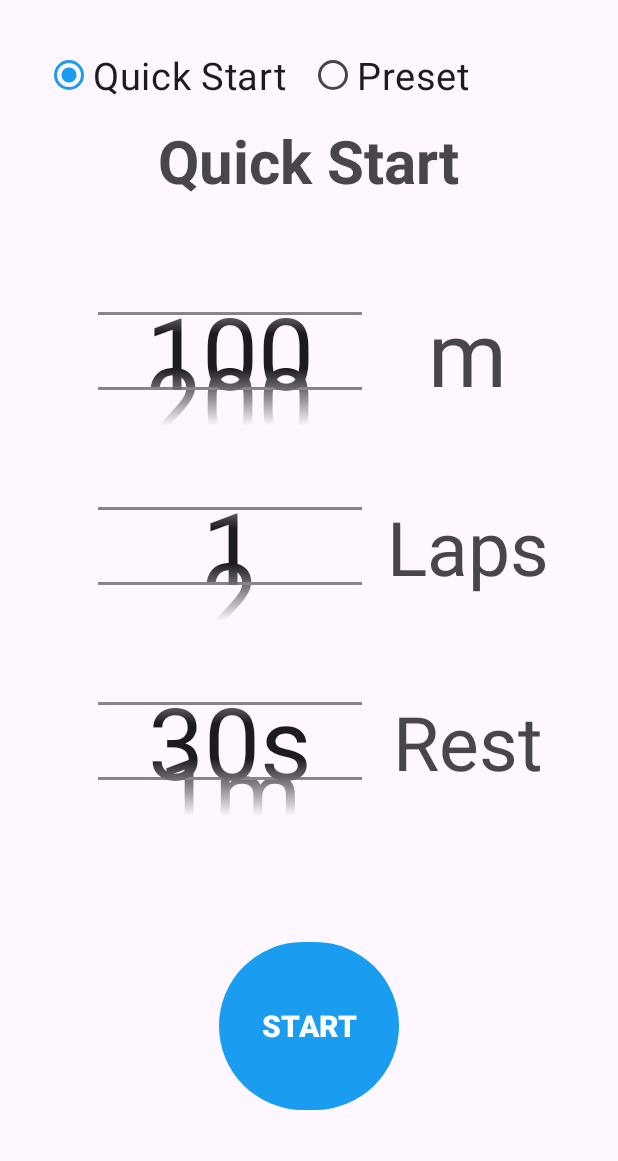
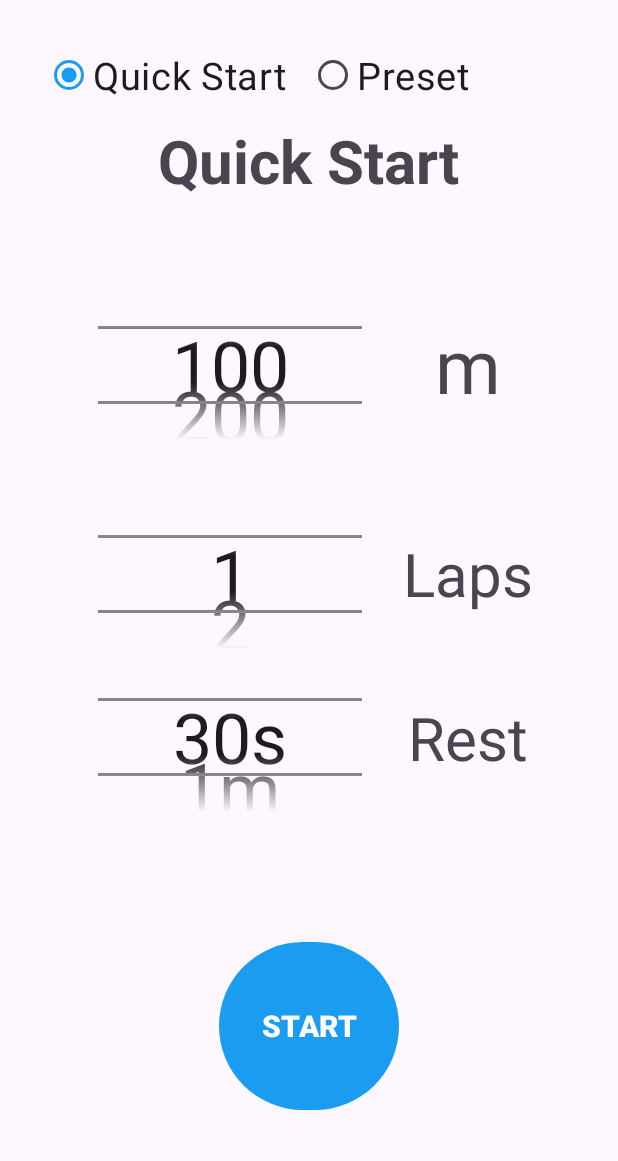
Before and after one commit to skyfall0119/TrackRunning, an Android app: the screen it shows after launch (MainActivity), on a phone screen of 412 x 824 dp, the part 75-1236 px from its top. Run offline under Robolectric (Android 15) with nearby library versions, the phone set to English and light mode, and no system bars; our stand-ins replace AdMob, Room's generated code.

Commit message:
bug fixes. bottom banner ad

```diff
--- a/app/src/main/java/com/jaykim/trackrunning/MainActivity.kt
+++ b/app/src/main/java/com/jaykim/trackrunning/MainActivity.kt
@@ -16,6 +16,9 @@ import androidx.core.view.GravityCompat
 import androidx.drawerlayout.widget.DrawerLayout
 import androidx.fragment.app.Fragment
 import androidx.preference.PreferenceManager
+import com.google.android.gms.ads.AdRequest
+import com.google.android.gms.ads.AdView
+import com.google.android.gms.ads.MobileAds
 import com.google.android.material.navigation.NavigationView
 import com.jaykim.trackrunning.databinding.ActivityMainBinding
 import java.util.Locale
@@ -36,11 +39,21 @@ class MainActivity : AppCompatActivity(), NavigationView.OnNavigationItemSelecte
 
 
         initNav(savedInstanceState)
+        initAd()
+
 
 
 
     }
 
+    private fun initAd() {
+        MobileAds.initialize(this) {}
+        val mAdView = findViewById<AdView>(R.id.ad_banner)
+        val adRequest = AdRequest.Builder().build()
+        mAdView.loadAd(adRequest)
+
+
+    }
 
 
     private fun initNav(savedInstanceState: Bundle?) {
@@ -118,15 +131,21 @@ class MainActivity : AppCompatActivity(), NavigationView.OnNavigationItemSelecte
             drawerLayout.closeDrawer(GravityCompat.START)
         }
         else {
-            if (isBackPressedOnce + 1500 > System.currentTimeMillis()){
+
+            if (supportFragmentManager.backStackEntryCount == 0){
+                if (isBackPressedOnce + 1500 > System.currentTimeMillis()){
+                    onBackPressedDispatcher.onBackPressed()
+                    finish()
+                }
+                else{
+                    Toast.makeText(applicationContext, getString(R.string.main_exit), Toast.LENGTH_SHORT).show()
+                }
+            }
+            else{
                 onBackPressedDispatcher.onBackPressed()
-                finish()
             }
 
-            else{
-                Toast.makeText(applicationContext, getString(R.string.main_exit), Toast.LENGTH_SHORT).show()
 
-            }
             isBackPressedOnce = System.currentTimeMillis()
 
 
--- a/app/src/main/java/com/jaykim/trackrunning/RunningFragment.kt
+++ b/app/src/main/java/com/jaykim/trackrunning/RunningFragment.kt
@@ -105,7 +105,7 @@ class RunningFragment : Fragment() {
         npDistance.maxValue = npItemDist.size-1
         npDistance.displayedValues = npItemDist
         npDistance.wrapSelectorWheel = false
-        npDistance.textSize = 100f
+        npDistance.textSize = 70f
         npDistance.descendantFocusability = NumberPicker.FOCUS_BLOCK_DESCENDANTS
         npDistance.isVerticalFadingEdgeEnabled = true
 
@@ -114,7 +114,7 @@ class RunningFragment : Fragment() {
         npLaps.minValue = 1
         npLaps.maxValue = 15
         npLaps.wrapSelectorWheel = false
-        npLaps.textSize = 100f
+        npLaps.textSize = 70f
         npLaps.descendantFocusability = NumberPicker.FOCUS_BLOCK_DESCENDANTS
 
         //numberpicker rest items
@@ -122,7 +122,7 @@ class RunningFragment : Fragment() {
         npRest.maxValue = npItemRest.size-1
         npRest.displayedValues = npItemRest
         npRest.wrapSelectorWheel = false
-        npRest.textSize = 100f
+        npRest.textSize = 70f
         npRest.descendantFocusability = NumberPicker.FOCUS_BLOCK_DESCENDANTS
 
     }
--- a/app/src/main/res/layout/activity_main.xml
+++ b/app/src/main/res/layout/activity_main.xml
@@ -25,8 +25,20 @@
 
         <FrameLayout
             android:layout_width="match_parent"
-            android:layout_height="match_parent"
+            android:layout_height="fill_parent"
+            android:layout_weight="1"
             android:id="@+id/fragment_container"/>
+
+        <com.google.android.gms.ads.AdView
+            android:id="@+id/ad_banner"
+            android:layout_width="match_parent"
+            android:layout_height="wrap_content"
+            app:adSize="BANNER"
+            app:adUnitId="@string/ad_test"
+
+            />
+
+
 
     </LinearLayout>
 
--- a/app/src/main/res/layout/fragment_help.xml
+++ b/app/src/main/res/layout/fragment_help.xml
@@ -11,14 +11,14 @@
         android:layout_width="wrap_content"
         android:layout_height="wrap_content"
         android:orientation="horizontal"
-        app:layout_constraintGuide_percent="0.20" />
+        app:layout_constraintGuide_percent="0.3" />
 
     <androidx.constraintlayout.widget.Guideline
         android:id="@+id/guideline2"
         android:layout_width="wrap_content"
         android:layout_height="wrap_content"
         android:orientation="horizontal"
-        app:layout_constraintGuide_percent="0.50" />
+        app:layout_constraintGuide_percent="0.6" />
 
 
     <androidx.constraintlayout.widget.Guideline
@@ -26,7 +26,7 @@
         android:layout_width="wrap_content"
         android:layout_height="wrap_content"
         android:orientation="horizontal"
-        app:layout_constraintGuide_percent="0.85" />
+        app:layout_constraintGuide_percent="0.88" />
 
     <androidx.constraintlayout.widget.Guideline
         android:id="@+id/guideline4"
--- a/app/src/main/res/layout/fragment_running.xml
+++ b/app/src/main/res/layout/fragment_running.xml
@@ -14,6 +14,7 @@
         app:layout_constraintTop_toTopOf="parent"
         app:layout_constraintLeft_toLeftOf="parent"
         app:layout_constraintRight_toRightOf="parent"
+        app:layout_constraintBottom_toTopOf="@id/tv_radio_title"
         android:orientation="horizontal"
         android:gravity="center"
         android:layout_marginHorizontal="30dp"
@@ -53,6 +54,7 @@
         app:layout_constraintTop_toBottomOf="@id/radiogroup_running"
         app:layout_constraintLeft_toLeftOf="parent"
         app:layout_constraintRight_toRightOf="parent"
+        app:layout_constraintBottom_toTopOf="@id/frame_running"
         />
 
 
@@ -82,6 +84,7 @@
                 app:layout_constraintLeft_toLeftOf="@id/guideline_qs1"
                 app:layout_constraintRight_toRightOf="@id/guideline_qs2"
                 app:layout_constraintTop_toTopOf="parent"
+                app:layout_constraintBottom_toTopOf="@id/qs_np_laps"
                 android:layout_marginTop="30dp"
                 android:fadingEdge="vertical"
                 />
@@ -93,6 +96,7 @@
                 app:layout_constraintLeft_toLeftOf="@id/guideline_qs1"
                 app:layout_constraintRight_toRightOf="@id/guideline_qs2"
                 app:layout_constraintTop_toBottomOf="@id/qs_np_distance"
+                app:layout_constraintBottom_toTopOf="@id/qs_np_rest"
                android:layout_marginTop="30dp"
                 />
 
@@ -103,7 +107,8 @@
                 app:layout_constraintLeft_toLeftOf="@id/guideline_qs1"
                 app:layout_constraintRight_toRightOf="@id/guideline_qs2"
                 app:layout_constraintTop_toBottomOf="@id/qs_np_laps"
-                android:layout_marginTop="30dp"
+                app:layout_constraintBottom_toBottomOf="parent"
+                android:layout_marginBottom="23dp"
                 />
 
 
@@ -112,7 +117,7 @@
                 android:layout_width="wrap_content"
                 android:layout_height="wrap_content"
                 android:text="@string/running_meter"
-                android:textSize="60sp"
+                android:textSize="50sp"
                 app:layout_constraintBottom_toBottomOf="@+id/qs_np_distance"
                 app:layout_constraintLeft_toRightOf="@+id/guideline_qs2"
                 app:layout_constraintRight_toRightOf="parent"
@@ -124,7 +129,7 @@
                 android:layout_width="wrap_content"
                 android:layout_height="wrap_content"
                 android:text="@string/running_laps"
-                android:textSize="50sp"
+                android:textSize="40sp"
                 app:layout_constraintTop_toTopOf="@id/qs_np_laps"
                 app:layout_constraintBottom_toBottomOf="@id/qs_np_laps"
                 app:layout_constraintLeft_toRightOf="@id/guideline_qs2"
@@ -137,7 +142,7 @@
                 android:layout_width="wrap_content"
                 android:layout_height="wrap_content"
                 android:text="@string/running_rest"
-                android:textSize="50sp"
+                android:textSize="40sp"
                 app:layout_constraintTop_toTopOf="@+id/qs_np_rest"
                 app:layout_constraintBottom_toBottomOf="@id/qs_np_rest"
                 app:layout_constraintLeft_toRightOf="@id/guideline_qs2"
@@ -189,6 +194,7 @@
         app:layout_constraintBottom_toBottomOf="parent"
         app:layout_constraintLeft_toLeftOf="parent"
         app:layout_constraintRight_toRightOf="parent"
+        app:layout_constraintTop_toBottomOf="@id/frame_running"
         android:layout_marginBottom="30dp"
         />
 
--- a/app/src/main/res/values/strings.xml
+++ b/app/src/main/res/values/strings.xml
@@ -12,7 +12,7 @@
     <string name="help_email">jaykim.coding@gmail.com</string>
     <string name="help_inquiry">For any inquiry, email</string>
     <string name="menu_preset_exp">Customize your own run routine. \nAdd run distance and rest time.\nDelete the item by swapping to left.\nDrag and move the item by holding.</string>
-    <string name="help_running_exp">"You can easily run simple repeats with Quick Start. \nFor more complex run routine, create your own preset. "</string>
+    <string name="help_running_exp">"You can easily run simple repeats with Quick Start. \nFor more complex run routine, create your own preset.Long click the preset you created to see the summary of run routine."</string>
     <string name="menu_activities_exp">Check your past run activities.\nTo see the fastest and average time, select the distance.</string>
 
     <string name="running_radio_qs">Quick Start</string>
@@ -62,8 +62,7 @@
 
     <string name="finished_title_run">RUN</string>
     <string name="running_unselected">Please select a preset</string>
-
-
+    <string name="ad_test">ca-app-pub-3940256099942544/6300978111</string>
 
 
 </resources>
--- a/build.gradle
+++ b/build.gradle
@@ -1,6 +1,10 @@
+
+
+
 // Top-level build file where you can add configuration options common to all sub-projects/modules.
 plugins {
     id 'com.android.application' version '8.1.0' apply false
     id 'com.android.library' version '8.1.0' apply false
     id 'org.jetbrains.kotlin.android' version '1.9.0' apply false
+    id("com.google.gms.google-services") version "4.4.0" apply false
 }
```
Also changed, not shown: app/build.gradle (+11 -1 lines), app/src/main/AndroidManifest.xml (+7 -0 lines), app/src/main/java/com/jaykim/trackrunning/PresetAddFragment.kt (+4 -11 lines), app/src/main/java/com/jaykim/trackrunning/RunActivity.kt (+6 -11 lines), app/src/main/res/layout/fragment_preset_add.xml (+15 -15 lines), 3 other files.
